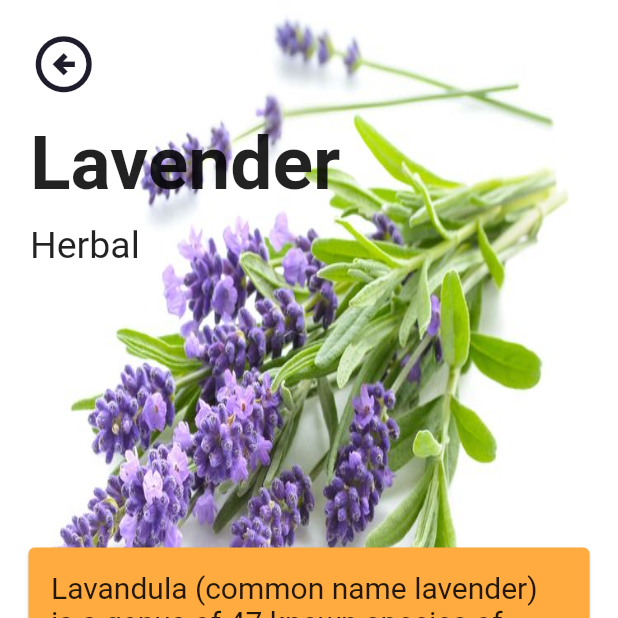
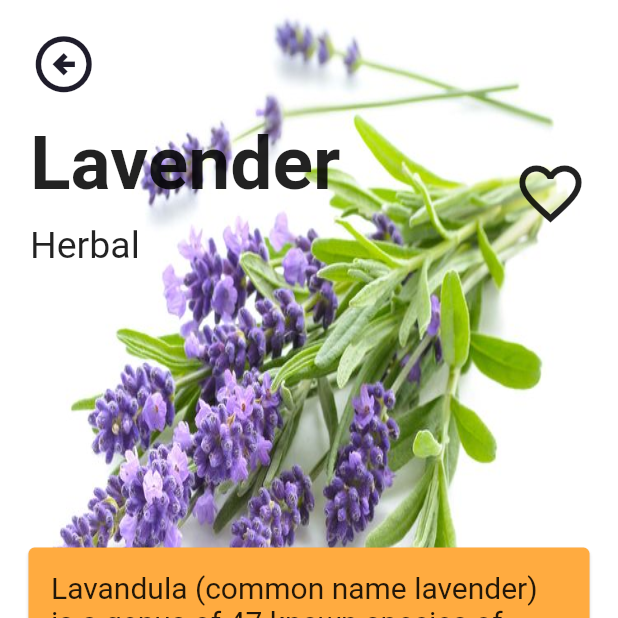
Before and after one commit to Fegartyx/Plants, a Flutter app: the Detail screen opened directly with sample values from the repository, on a phone screen of 412 x 824 dp, the top half of it. Run offline on Flutter 3.47's test engine with Material 2 defaults, Android fonts, the phone set to English and light mode, and no system bars; network calls fail.

Commit message:
Add Favorite Icon

```diff
--- a/plants/lib/detail.dart
+++ b/plants/lib/detail.dart
@@ -40,9 +40,16 @@ class Detail extends StatelessWidget {
                   SizedBox(
                     height: 15,
                   ),
+                  Row(
+                    children: [
+                      Expanded(
+                        child: Column(
+                          crossAxisAlignment: CrossAxisAlignment.start,
+                          children: [
                             Text(
                               vegetables!.name,
-                    style: TextStyle(fontSize: 50, fontWeight: FontWeight.bold),
+                              style: TextStyle(
+                                  fontSize: 50, fontWeight: FontWeight.bold),
                             ),
                             SizedBox(
                               height: 10,
@@ -51,6 +58,18 @@ class Detail extends StatelessWidget {
                               vegetables!.category,
                               style: TextStyle(fontSize: 25),
                             )
+                          ],
+                        ),
+                      ),
+                      GestureDetector(
+                        onTap: () {},
+                        child: Icon(
+                          Icons.favorite_outline,
+                          size: 50,
+                        ),
+                      )
+                    ],
+                  ),
                 ],
               ),
             ),
@@ -134,9 +153,16 @@ class Detail extends StatelessWidget {
                   SizedBox(
                     height: 15,
                   ),
+                  Row(
+                    children: [
+                      Expanded(
+                        child: Column(
+                          crossAxisAlignment: CrossAxisAlignment.start,
+                          children: [
                             Text(
                               herbals!.name,
-                    style: TextStyle(fontSize: 50, fontWeight: FontWeight.bold),
+                              style: TextStyle(
+                                  fontSize: 50, fontWeight: FontWeight.bold),
                             ),
                             SizedBox(
                               height: 10,
@@ -145,6 +171,18 @@ class Detail extends StatelessWidget {
                               herbals!.category,
                               style: TextStyle(fontSize: 25),
                             )
+                          ],
+                        ),
+                      ),
+                      GestureDetector(
+                        onTap: () {},
+                        child: Icon(
+                          Icons.favorite_outline,
+                          size: 50,
+                        ),
+                      )
+                    ],
+                  ),
                 ],
               ),
             ),
```
Lines whose indentation alone changed are shown as unchanged.
